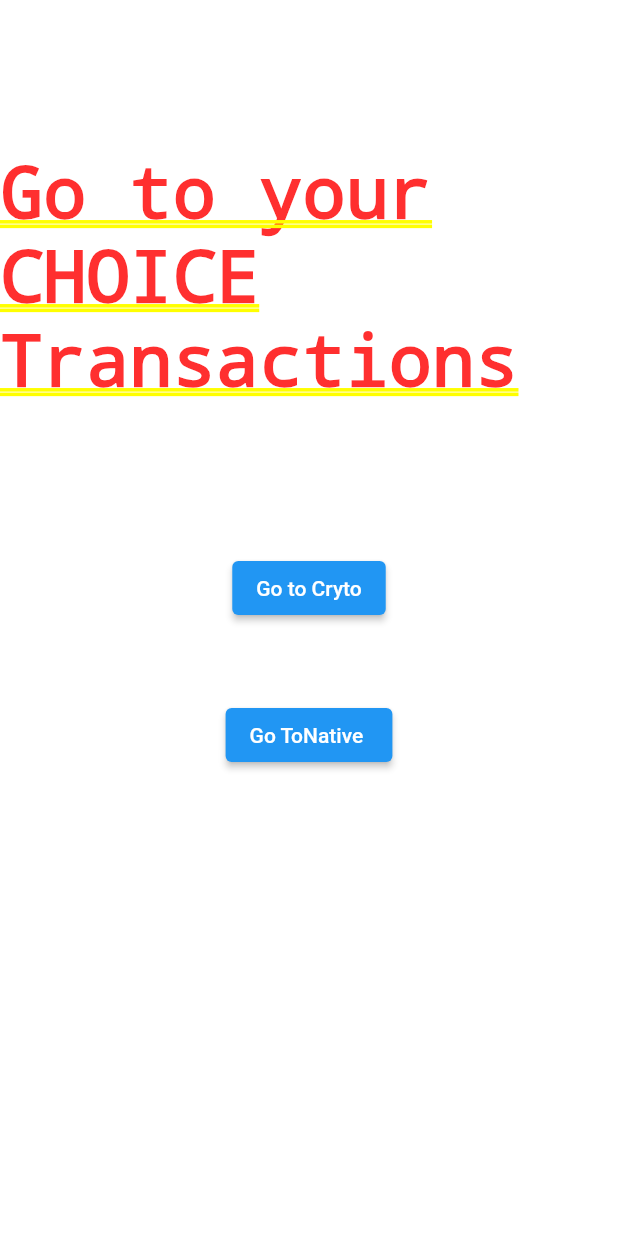
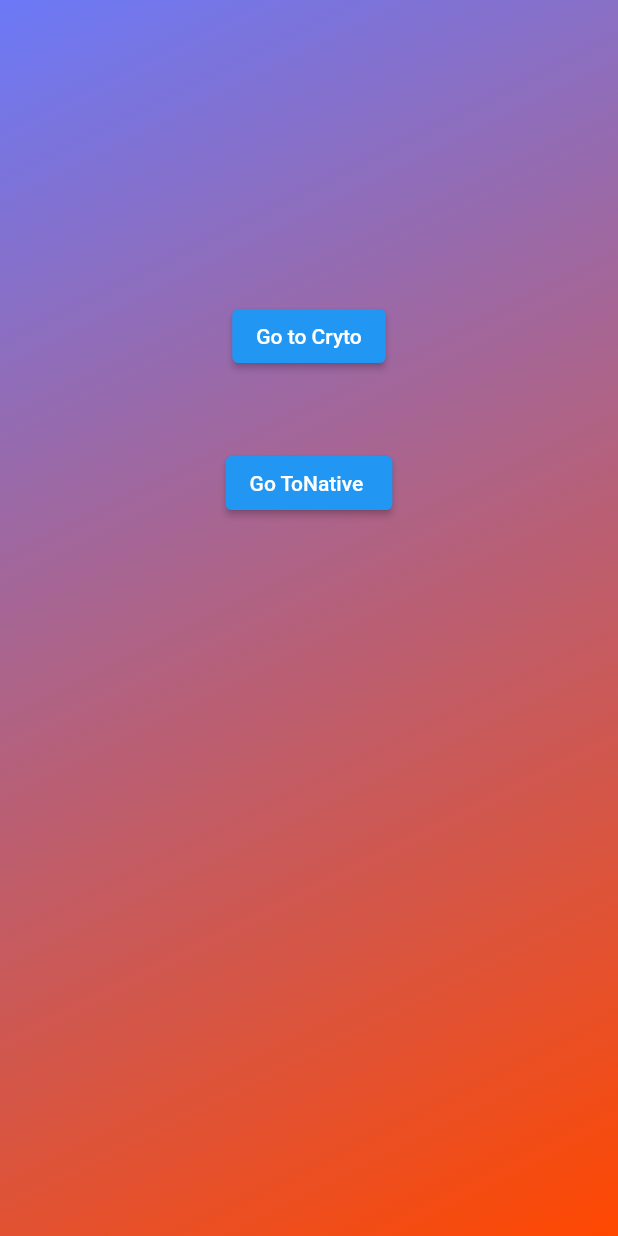
Before and after one commit to Ayushh1023/CipherPay, a Flutter app: the screen it shows after launch, on a phone screen of 412 x 824 dp. Run offline on Flutter 3.47's test engine with Material 2 defaults, Android fonts, the phone set to English and light mode, and no system bars; our stand-ins replace carousel_slider, flutter_svg; missing offline and left inert: multiavatar.

Commit message:
Vaibhav Commit

```diff
--- a/lib/pages/first.dart
+++ b/lib/pages/first.dart
@@ -3,14 +3,23 @@ import 'package:crypto_part/pages/home_page.dart';
 import 'package:flutter/cupertino.dart';
 import 'package:flutter/material.dart';
 
+import '../theme/colors.dart';
+
 class First extends StatelessWidget {
   @override
   Widget build(BuildContext context) {
     return Container(
+      decoration: BoxDecoration(
+        gradient: LinearGradient(
+          begin: Alignment.topLeft,
+          end: Alignment.bottomRight,
+          colors: [appBgColorPrimary, appBgColorSecondary],
+        ),
+      ),
       child:Column(
         children: [
           SizedBox(height: 100,),
-          const Text("Go to your CHOICE Transactions"),
+
           SizedBox(height: 100,),
           ElevatedButton(onPressed:() {
             Navigator.pushNamed(context,MyRoutes.gotocryto);
```
